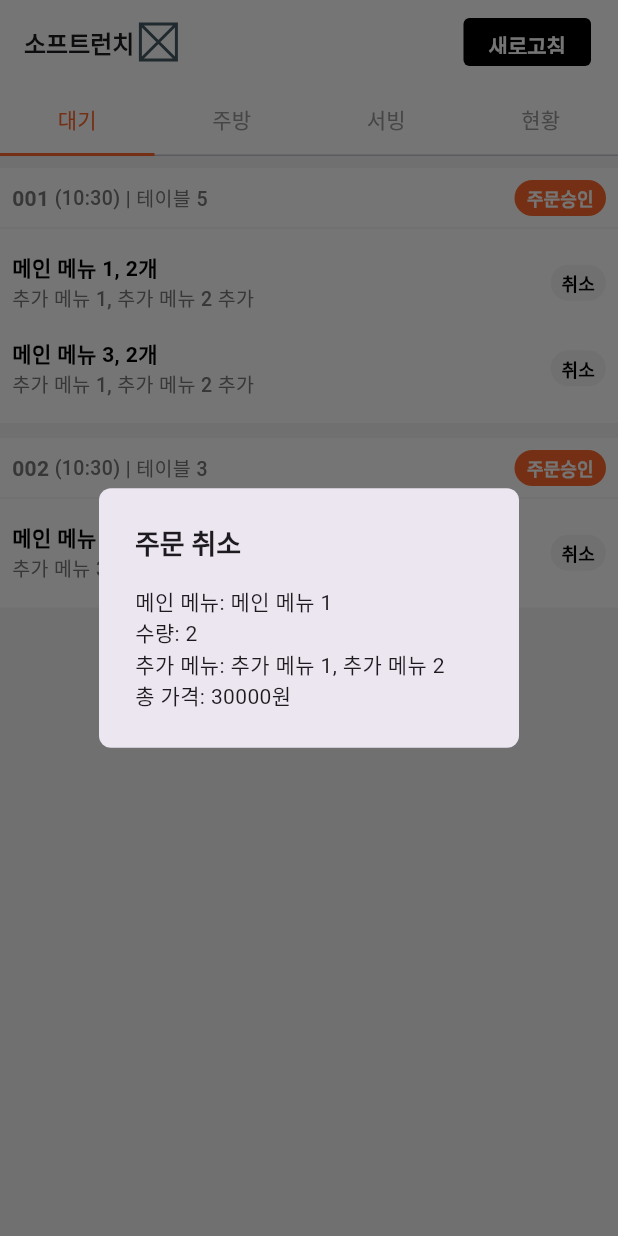
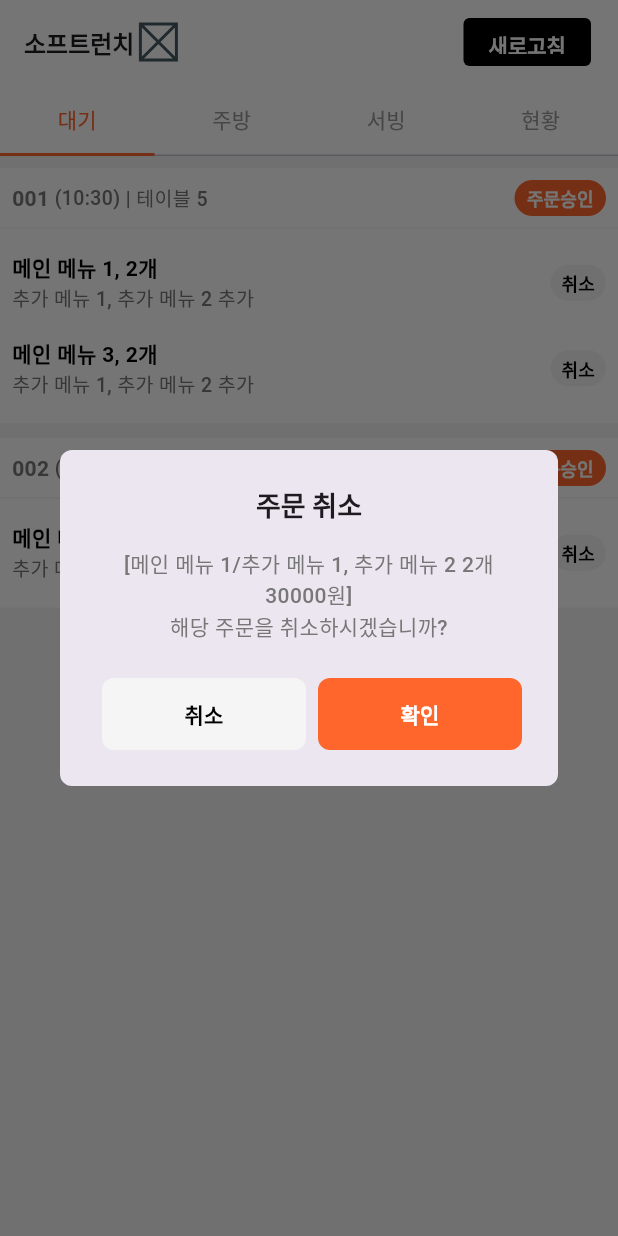
Before and after one commit to olleh365/menuboard-admin, a Flutter app: the screen it shows after launch, after a tap on "취소", on a phone screen of 412 x 824 dp. Run offline on Flutter 3.47's test engine with Material 3 defaults, Android fonts, the phone set to English and light mode, and no system bars; our stand-ins replace fluttertoast.

Commit message:
취소 버튼 시 생성되는 팝업창 구현완료

```diff
--- a/lib/waiting_screen.dart
+++ b/lib/waiting_screen.dart
@@ -12,10 +12,8 @@ class WaitingScreen extends StatelessWidget {
     final additionalMenu = item.additionalMenu
         .map((addItem) => addItem.name)
         .join(', ');
-    final cencelMenu = '메인 메뉴: ${item.mainMenu}\n'
-        '수량: ${item.quantity}\n'
-        '추가 메뉴: $additionalMenu\n'
-        '총 가격: ${item.totalPrice.toStringAsFixed(0)}원';
+    final cencelMenu = '[${item.mainMenu}/$additionalMenu ${item.quantity}개 ${item.totalPrice.toStringAsFixed(0)}원]\n'
+    '해당 주문을 취소하시겠습니까?';
 
     showDialog(context: context,
         barrierDismissible: false,
@@ -24,8 +22,24 @@ class WaitingScreen extends StatelessWidget {
             shape: RoundedRectangleBorder(
               borderRadius: BorderRadius.circular(8),
             ),
-            title: const Text('주문 취소', style: TextStyle(fontSize: 18, fontWeight: FontWeight.w700)),
-            content: Text(cencelMenu),
+            title: const Text('주문 취소', style: TextStyle(fontSize: 18, fontWeight: FontWeight.w700),textAlign: TextAlign.center),
+            content: Text(cencelMenu, style: const TextStyle(fontSize: 14, fontWeight: FontWeight.w500, color: Color(0xFF777777)) ,textAlign: TextAlign.center),
+            actions: <Widget>[
+              TextButton(onPressed:() {Navigator.of(context).pop();},
+          style: TextButton.styleFrom(
+            backgroundColor: const Color(0xFFF5F5F5),
+            minimumSize: const Size(136, 48),
+            shape: RoundedRectangleBorder(borderRadius: BorderRadius.circular(8))
+          )
+          ,child: const Text('취소', style: TextStyle(fontSize: 14, fontWeight: FontWeight.w600, color: Colors.black))),
+              TextButton(onPressed:() {Navigator.of(context).pop();},
+                  style: TextButton.styleFrom(
+                    backgroundColor: const Color(0xFFFF662B),
+                    minimumSize: const Size(136, 48),
+                    shape: RoundedRectangleBorder(borderRadius: BorderRadius.circular(8))
+                  ),
+          child: const Text('확인', style: TextStyle(fontSize: 14, fontWeight: FontWeight.w600, color: Colors.white),))
+            ],
           );
         }
     );
@@ -55,6 +69,7 @@ class WaitingScreen extends StatelessWidget {
                       mainAxisAlignment: MainAxisAlignment.spaceBetween,
                       children: [
                         Row(
+                          //
                           children: [
                             Text(
                               order.orderNumber,
```
